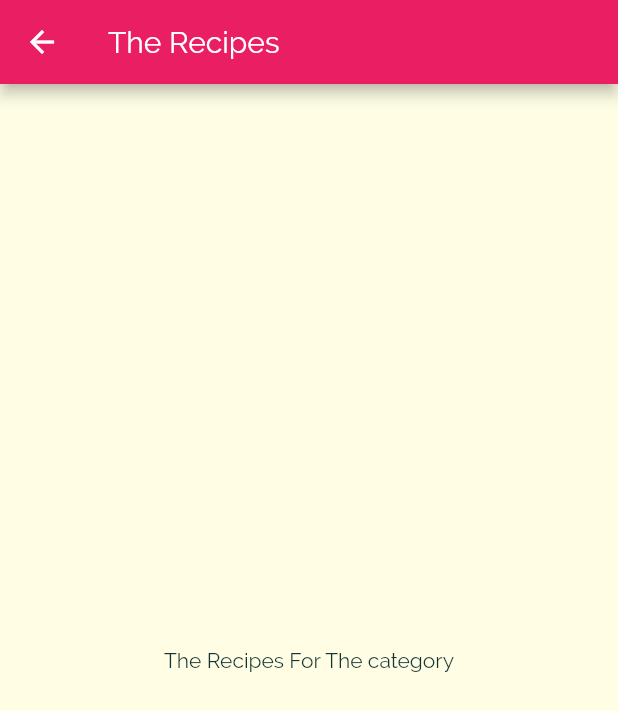
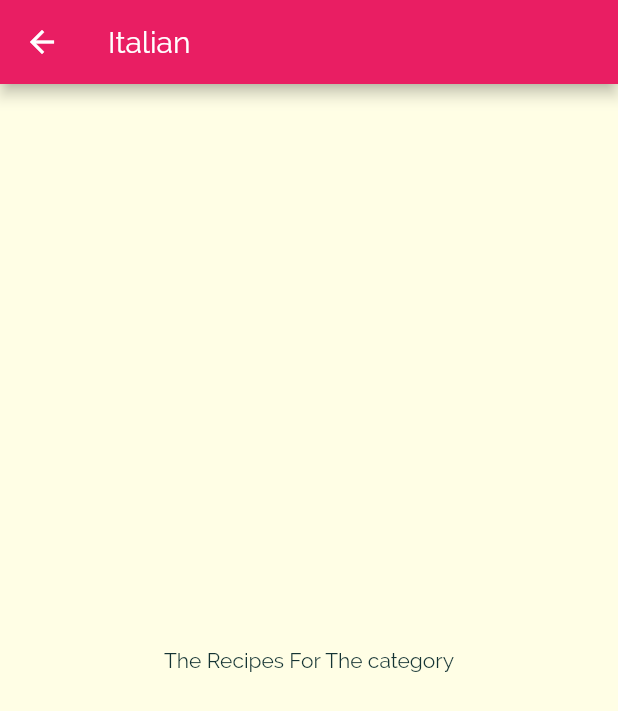
Before and after one commit to yuchehsieh/flutter_meal_app, a Flutter app: the screen it shows after launch, after a tap on "Italian", on a phone screen of 412 x 824 dp. Shown: the top 711 px of the screen. Run offline on Flutter 3.47's test engine with Material 2 defaults, Android fonts, the phone set to English and light mode, and no system bars.

Commit message:
learn: push screen and passing data via constructor

```diff
--- a/lib/categories_screen.dart
+++ b/lib/categories_screen.dart
@@ -14,6 +14,7 @@ class CategoriesScreen extends StatelessWidget {
         padding: const EdgeInsets.all(25),
         children: DUMMY_CATEGORIES.map((category) {
           return CategoryItem(
+            id: category.id,
             title: category.title,
             color: category.color,
           );
--- a/lib/category_item.dart
+++ b/lib/category_item.dart
@@ -3,16 +3,24 @@ import 'package:flutter/material.dart';
 import './category_meals_screen.dart';
 
 class CategoryItem extends StatelessWidget {
+  final String id;
   final String title;
   final Color color;
 
-  CategoryItem({this.title, this.color});
+  CategoryItem({
+    this.id,
+    this.title,
+    this.color,
+  });
 
   void selectCategory(BuildContext context) {
     Navigator.of(context).push(
       MaterialPageRoute(
         builder: (BuildContext context) {
-          return CategoryMealsScreen();
+          return CategoryMealsScreen(
+            categoryId: id,
+            categoryTitle: title,
+          );
         },
       ),
     );
--- a/lib/category_meals_screen.dart
+++ b/lib/category_meals_screen.dart
@@ -1,11 +1,16 @@
 import 'package:flutter/material.dart';
 
 class CategoryMealsScreen extends StatelessWidget {
+  final String categoryId;
+  final String categoryTitle;
+
+  CategoryMealsScreen({this.categoryId, this.categoryTitle});
+
   @override
   Widget build(BuildContext context) {
     return Scaffold(
       appBar: AppBar(
-        title: Text('The Recipes'),
+        title: Text(categoryTitle),
       ),
       body: Center(
           child: Text(
```
